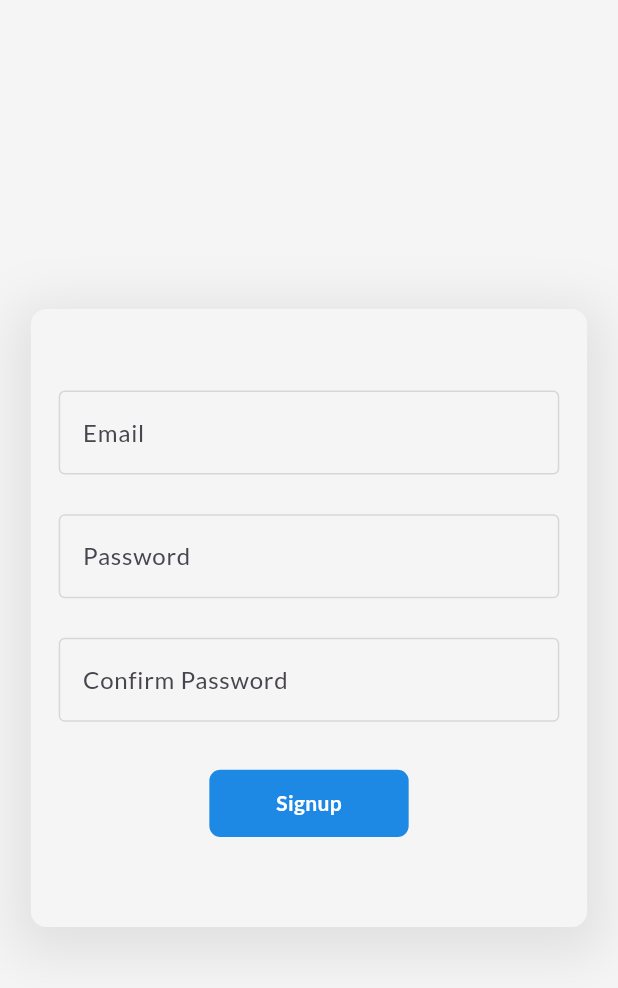
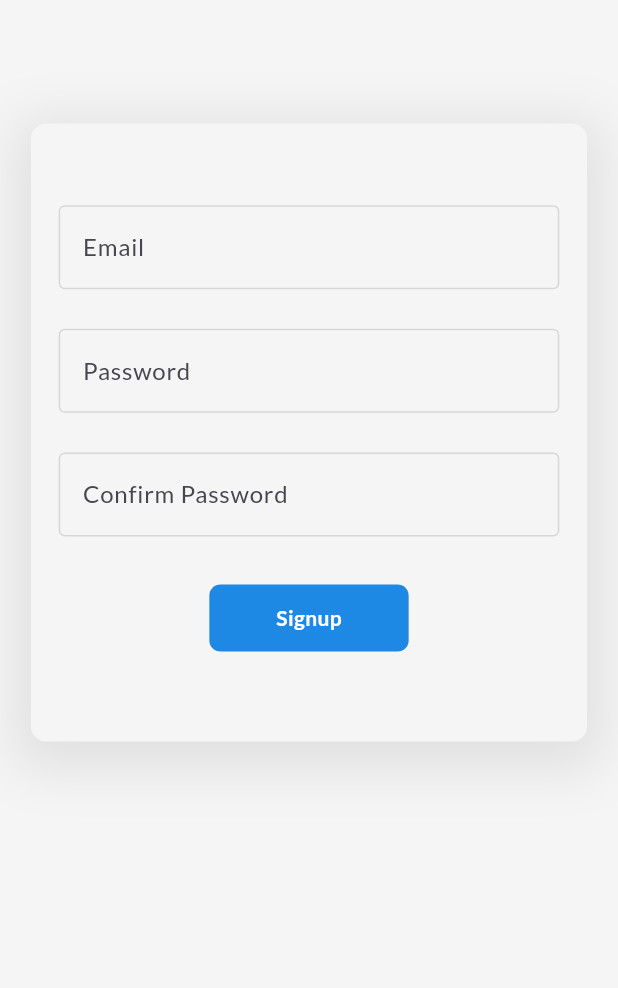
Before and after one commit to bhawesh2002/auth_screens, a Flutter app: the screen it shows after launch, on a phone screen of 412 x 824 dp. Shown: the top 988 px of the screen. Run offline on Flutter 3.47's test engine with Material 3 defaults, Android fonts, the phone set to English and light mode, and no system bars; our stand-ins replace firebase_auth, firebase_core, get, google_fonts; accounts and stored records are empty; generated files the repository leaves out were written again.

Commit message:
feat: Align the container to the top

```diff
--- a/lib/pages/signup_page.dart
+++ b/lib/pages/signup_page.dart
@@ -23,9 +23,13 @@ class _SignupPageState extends State<SignupPage> {
     return SafeArea(
       child: Scaffold(
         body: Center(
+          child: Align(
+            alignment: Alignment.topCenter,
             child: Container(
               width: Get.width * 0.9,
               height: Get.height * 0.5,
+              margin: EdgeInsets.only(
+                  top: MediaQuery.of(context).size.height * 0.1),
               decoration: BoxDecoration(
                 color: Colors.grey.shade100,
                 borderRadius: BorderRadius.circular(Get.width * 0.025),
@@ -160,7 +164,8 @@ class _SignupPageState extends State<SignupPage> {
                               clipBehavior: Clip.antiAlias,
                               child: InkWell(
                                 splashColor: const Color.fromARGB(31, 0, 0, 0),
-                              highlightColor: const Color.fromARGB(31, 0, 0, 0),
+                                highlightColor:
+                                    const Color.fromARGB(31, 0, 0, 0),
                                 onTap: () async {
                                   await _authStateController
                                       .signUpWithEmailandPass(
@@ -192,6 +197,7 @@ class _SignupPageState extends State<SignupPage> {
             ),
           ),
         ),
+      ),
     );
   }
 }
```
Lines whose indentation alone changed are shown as unchanged.
